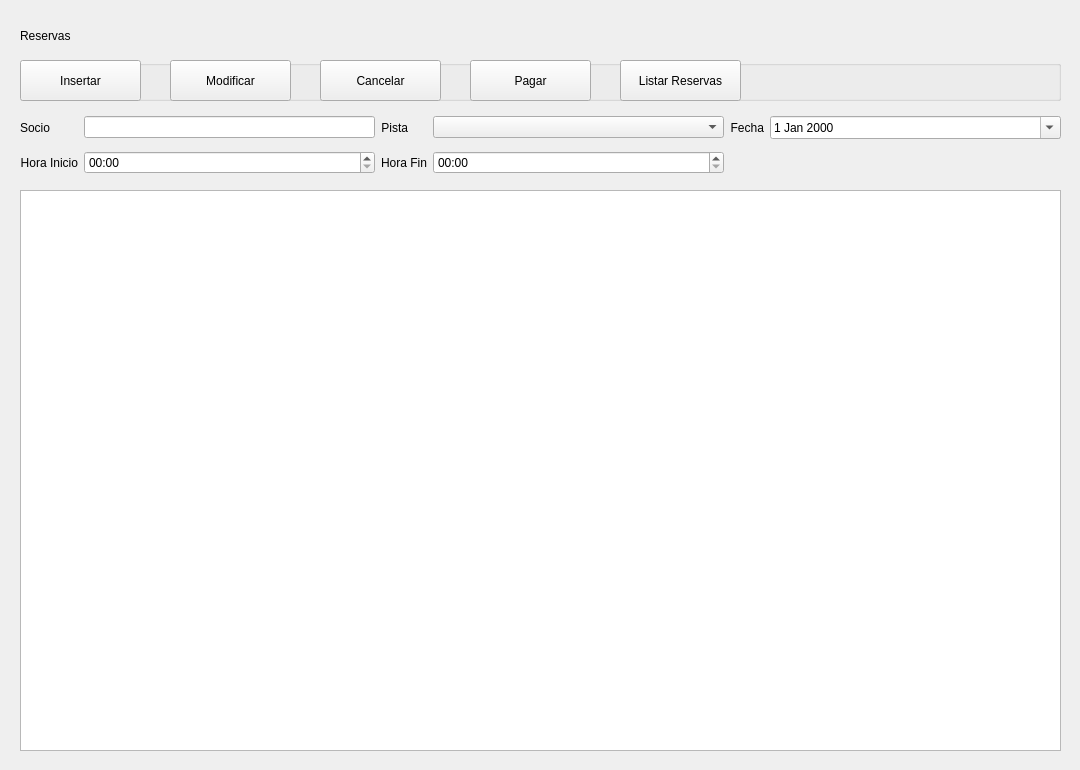
Above: ui/qt/reserva_page.ui from i82camud/Club_Padel before the change. Below: the same form after it.
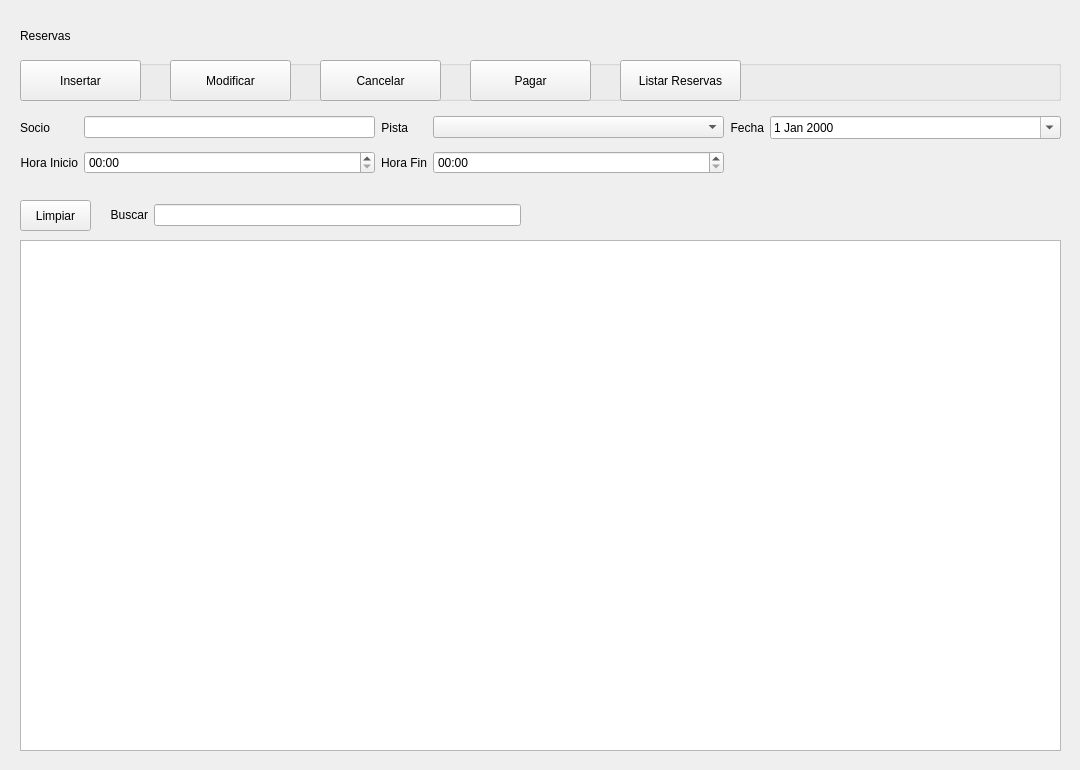
That is the form after the change.

Commit message:
Añadir botón de limpiar y funcionalidad de buscar
En pistas, pagos y reservas

```diff
--- a/ui/qt/reserva_page.ui
+++ b/ui/qt/reserva_page.ui
@@ -244,9 +244,9 @@
    <property name="geometry">
     <rect>
      <x>20</x>
-     <y>190</y>
+     <y>240</y>
      <width>1041</width>
-     <height>561</height>
+     <height>511</height>
     </rect>
    </property>
    <property name="alternatingRowColors">
@@ -256,6 +256,50 @@
     <enum>QAbstractItemView::SelectRows</enum>
    </property>
   </widget>
+  <widget class="QPushButton" name="btn_limpiar">
+   <property name="geometry">
+    <rect>
+     <x>20</x>
+     <y>200</y>
+     <width>71</width>
+     <height>31</height>
+    </rect>
+   </property>
+   <property name="text">
+    <string>Limpiar</string>
+   </property>
+  </widget>
+  <widget class="QWidget" name="gridLayoutWidget_2">
+   <property name="geometry">
+    <rect>
+     <x>110</x>
+     <y>190</y>
+     <width>411</width>
+     <height>51</height>
+    </rect>
+   </property>
+   <layout class="QGridLayout" name="gridLayout_2">
+    <item row="0" column="0">
+     <widget class="QLabel" name="label_6">
+      <property name="sizePolicy">
+       <sizepolicy hsizetype="Fixed" vsizetype="Preferred">
+        <horstretch>0</horstretch>
+        <verstretch>0</verstretch>
+       </sizepolicy>
+      </property>
+      <property name="text">
+       <string>Buscar</string>
+      </property>
+      <property name="alignment">
+       <set>Qt::AlignRight|Qt::AlignTrailing|Qt::AlignVCenter</set>
+      </property>
+     </widget>
+    </item>
+    <item row="0" column="1">
+     <widget class="QLineEdit" name="txt_buscar"/>
+    </item>
+   </layout>
+  </widget>
  </widget>
  <resources/>
  <connections/>
```
The commit also changes 8 other files.
